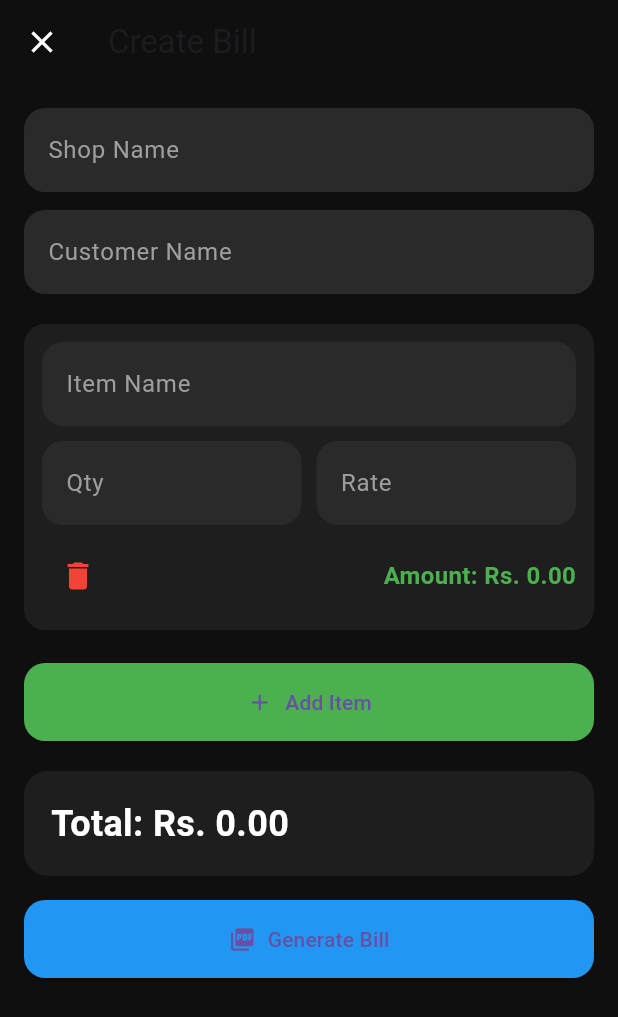
After one commit to Ashukla1998/Zeeper, a Flutter app: the screen it shows after launch, item 4 of the bottom bar chosen, after a tap on the "add" icon, on a phone screen of 412 x 824 dp. The commit adds this screen. Shown: the top 1017 px of the screen. Run offline on Flutter 3.47's test engine with Material 3 defaults, Android fonts, the phone set to English and light mode, and no system bars; our stand-ins replace hive, hive_flutter, pdf, printing; accounts and stored records are empty.

Commit message:
add basic bill

```diff
--- /dev/null
+++ b/lib/models/bill_model.dart
@@ -0,0 +1,9 @@
+class BillItem {
+  String item;
+  double qty;
+  double rate;
+
+  BillItem({required this.item, required this.qty, required this.rate});
+
+  double get amount => qty * rate;
+}
--- /dev/null
+++ b/lib/screens/bills_screen.dart
@@ -0,0 +1,37 @@
+import 'package:flutter/material.dart';
+
+import 'create_bill_screen.dart';
+
+class BillsScreen extends StatelessWidget {
+  const BillsScreen({super.key});
+
+  @override
+  Widget build(BuildContext context) {
+    return Scaffold(
+      backgroundColor: const Color(0xFF0F0F0F),
+
+      appBar: AppBar(
+        backgroundColor: Colors.transparent,
+        elevation: 0,
+        title: const Text("Bills"),
+      ),
+
+      floatingActionButton: FloatingActionButton(
+        backgroundColor: Colors.green,
+
+        onPressed: () {
+          Navigator.push(
+            context,
+            MaterialPageRoute(builder: (_) => const CreateBillScreen()),
+          );
+        },
+
+        child: const Icon(Icons.add),
+      ),
+
+      body: const Center(
+        child: Text("No Bills Yet", style: TextStyle(color: Colors.grey)),
+      ),
+    );
+  }
+}
--- /dev/null
+++ b/lib/screens/create_bill_screen.dart
@@ -0,0 +1,360 @@
+// create_bill_screen.dart
+
+import 'package:flutter/material.dart';
+import 'package:printing/printing.dart';
+
+import '../models/bill_model.dart';
+import '../services/pdf_service.dart';
+
+class CreateBillScreen extends StatefulWidget {
+  const CreateBillScreen({super.key});
+
+  @override
+  State<CreateBillScreen> createState() => _CreateBillScreenState();
+}
+
+class _CreateBillScreenState extends State<CreateBillScreen> {
+  final customerController = TextEditingController();
+
+  final shopController = TextEditingController();
+
+  List<BillItem> items = [BillItem(item: '', qty: 1, rate: 0)];
+
+  // TOTAL
+  double get total {
+    double sum = 0;
+
+    for (var item in items) {
+      sum += item.amount;
+    }
+
+    return sum;
+  }
+
+  // ADD NEW ROW
+  void addRow() {
+    setState(() {
+      items.add(BillItem(item: '', qty: 1, rate: 0));
+    });
+  }
+
+  // REMOVE ROW
+  void removeRow(int index) {
+    setState(() {
+      items.removeAt(index);
+    });
+  }
+
+  @override
+  Widget build(BuildContext context) {
+    return Scaffold(
+      backgroundColor: const Color(0xFF0F0F0F),
+
+      appBar: AppBar(
+        backgroundColor: Colors.transparent,
+
+        elevation: 0,
+
+        title: const Text("Create Bill"),
+
+        leading: IconButton(
+          icon: const Icon(Icons.close, color: Colors.white),
+
+          onPressed: () {
+            Navigator.pop(context);
+          },
+        ),
+      ),
+
+      body: SafeArea(
+        child: SingleChildScrollView(
+          keyboardDismissBehavior: ScrollViewKeyboardDismissBehavior.onDrag,
+
+          child: Padding(
+            padding: EdgeInsets.only(
+              left: 16,
+              right: 16,
+              top: 16,
+
+              bottom: MediaQuery.of(context).viewInsets.bottom + 20,
+            ),
+
+            child: Column(
+              children: [
+                // SHOP NAME
+                TextField(
+                  controller: shopController,
+
+                  style: const TextStyle(color: Colors.white),
+
+                  decoration: inputDecoration("Shop Name"),
+                ),
+
+                const SizedBox(height: 12),
+
+                // CUSTOMER NAME
+                TextField(
+                  controller: customerController,
+
+                  style: const TextStyle(color: Colors.white),
+
+                  decoration: inputDecoration("Customer Name"),
+                ),
+
+                const SizedBox(height: 20),
+
+                // ITEM LIST
+                ListView.builder(
+                  shrinkWrap: true,
+
+                  physics: const NeverScrollableScrollPhysics(),
+
+                  itemCount: items.length,
+
+                  itemBuilder: (context, index) {
+                    return itemRow(index);
+                  },
+                ),
+
+                const SizedBox(height: 10),
+
+                // ADD ITEM BUTTON
+                SizedBox(
+                  width: double.infinity,
+
+                  child: ElevatedButton.icon(
+                    onPressed: addRow,
+
+                    icon: const Icon(Icons.add),
+
+                    label: const Text("Add Item"),
+
+                    style: ElevatedButton.styleFrom(
+                      backgroundColor: Colors.green,
+
+                      padding: const EdgeInsets.symmetric(vertical: 16),
+
+                      shape: RoundedRectangleBorder(
+                        borderRadius: BorderRadius.circular(14),
+                      ),
+                    ),
+                  ),
+                ),
+
+                const SizedBox(height: 20),
+
+                // TOTAL
+                Container(
+                  width: double.infinity,
+
+                  padding: const EdgeInsets.all(18),
+
+                  decoration: BoxDecoration(
+                    color: const Color(0xFF1E1E1E),
+
+                    borderRadius: BorderRadius.circular(16),
+                  ),
+
+                  child: Text(
+                    "Total: Rs. ${total.toStringAsFixed(2)}",
+
+                    style: const TextStyle(
+                      color: Colors.white,
+
+                      fontSize: 24,
+
+                      fontWeight: FontWeight.bold,
+                    ),
+                  ),
+                ),
+
+                const SizedBox(height: 16),
+
+                // GENERATE BILL BUTTON
+                SizedBox(
+                  width: double.infinity,
+
+                  child: ElevatedButton.icon(
+                    onPressed: () async {
+                      // VALIDATION
+                      if (shopController.text.isEmpty) {
+                        ScaffoldMessenger.of(context).showSnackBar(
+                          const SnackBar(content: Text("Enter Shop Name")),
+                        );
+
+                        return;
+                      }
+
+                      if (customerController.text.isEmpty) {
+                        ScaffoldMessenger.of(context).showSnackBar(
+                          const SnackBar(content: Text("Enter Customer Name")),
+                        );
+
+                        return;
+                      }
+
+                      // GENERATE PDF
+                      final file = await PdfService.generateBill(
+                        shopName: shopController.text,
+
+                        customerName: customerController.text,
+
+                        items: items,
+
+                        total: total,
+                      );
+
+                      // OPEN PDF PREVIEW
+                      await Printing.layoutPdf(
+                        onLayout: (_) async {
+                          return await file.readAsBytes();
+                        },
+                      );
+                    },
+
+                    icon: const Icon(Icons.picture_as_pdf),
+
+                    label: const Text("Generate Bill"),
+
+                    style: ElevatedButton.styleFrom(
+                      backgroundColor: Colors.blue,
+
+                      padding: const EdgeInsets.symmetric(vertical: 16),
+
+                      shape: RoundedRectangleBorder(
+                        borderRadius: BorderRadius.circular(14),
+                      ),
+                    ),
+                  ),
+                ),
+
+                const SizedBox(height: 30),
+              ],
+            ),
+          ),
+        ),
+      ),
+    );
+  }
+
+  // ITEM ROW
+  Widget itemRow(int index) {
+    return Container(
+      margin: const EdgeInsets.only(bottom: 12),
+
+      padding: const EdgeInsets.all(12),
+
+      decoration: BoxDecoration(
+        color: const Color(0xFF1E1E1E),
+
+        borderRadius: BorderRadius.circular(14),
+      ),
+
+      child: Column(
+        children: [
+          // ITEM NAME
+          TextField(
+            style: const TextStyle(color: Colors.white),
+
+            decoration: inputDecoration("Item Name"),
+
+            onChanged: (v) {
+              items[index].item = v;
+            },
+          ),
+
+          const SizedBox(height: 10),
+
+          // QTY + RATE
+          Row(
+            children: [
+              Expanded(
+                child: TextField(
+                  keyboardType: TextInputType.number,
+
+                  style: const TextStyle(color: Colors.white),
+
+                  decoration: inputDecoration("Qty"),
+
+                  onChanged: (v) {
+                    items[index].qty = double.tryParse(v) ?? 0;
+
+                    setState(() {});
+                  },
+                ),
+              ),
+
+              const SizedBox(width: 10),
+
+              Expanded(
+                child: TextField(
+                  keyboardType: TextInputType.number,
+
+                  style: const TextStyle(color: Colors.white),
+
+                  decoration: inputDecoration("Rate"),
+
+                  onChanged: (v) {
+                    items[index].rate = double.tryParse(v) ?? 0;
+
+                    setState(() {});
+                  },
+                ),
+              ),
+            ],
+          ),
+
+          const SizedBox(height: 10),
+
+          // AMOUNT + DELETE
+          Row(
+            mainAxisAlignment: MainAxisAlignment.spaceBetween,
+
+            children: [
+              IconButton(
+                onPressed: () {
+                  if (items.length > 1) {
+                    removeRow(index);
+                  }
+                },
+
+                icon: const Icon(Icons.delete, color: Colors.red),
+              ),
+
+              Text(
+                "Amount: Rs. ${items[index].amount.toStringAsFixed(2)}",
+
+                style: const TextStyle(
+                  color: Colors.green,
+
+                  fontWeight: FontWeight.bold,
+
+                  fontSize: 16,
+                ),
+              ),
+            ],
+          ),
+        ],
+      ),
+    );
+  }
+
+  // INPUT DESIGN
+  InputDecoration inputDecoration(String hint) {
+    return InputDecoration(
+      hintText: hint,
+
+      hintStyle: const TextStyle(color: Colors.grey),
+
+      filled: true,
+
+      fillColor: const Color(0xFF2A2A2A),
+
+      border: OutlineInputBorder(
+        borderRadius: BorderRadius.circular(14),
+
+        borderSide: BorderSide.none,
+      ),
+    );
+  }
+}
--- a/lib/screens/main_screen.dart
+++ b/lib/screens/main_screen.dart
@@ -1,60 +1,10 @@
-// import 'package:flutter/material.dart';
-// import 'calculator_screen.dart';
-// import 'dashboard_screen.dart';
-// import 'history_screen.dart';
-
-// class MainScreen extends StatefulWidget {
-//   const MainScreen({super.key});
-
-//   @override
-//   _MainScreenState createState() => _MainScreenState();
-// }
-
-// class _MainScreenState extends State<MainScreen> {
-//   int selectedIndex = 0;
-
-//   List<Map<String, dynamic>> transactions = [];
-
-//   void addTransaction(double amount, String type) {
-//     setState(() {
-//       transactions.add({
-//         "amount": amount,
-//         "type": type,
-//         "date": DateTime.now(),
-//       });
-//     });
-//   }
-
-//   @override
-//   Widget build(BuildContext context) {
-//     final screens = [
-//       CalculatorScreen(onAdd: addTransaction),
-//       DashboardScreen(transactions: transactions),
-//       HistoryScreen(transactions: transactions),
-//     ];
-
-//     return Scaffold(
-//       body: screens[selectedIndex],
-//       bottomNavigationBar: BottomNavigationBar(
-//         currentIndex: selectedIndex,
-//         onTap: (i) => setState(() => selectedIndex = i),
-//         items: const [
-//           BottomNavigationBarItem(icon: Icon(Icons.calculate), label: "Calc"),
-//           BottomNavigationBarItem(icon: Icon(Icons.dashboard), label: "Dash"),
-//           BottomNavigationBarItem(icon: Icon(Icons.list), label: "History"),
-//         ],
-//       ),
-//     );
-//   }
-// }
-// main_screen.dart
-
 import 'package:flutter/material.dart';
 import 'package:hive/hive.dart';
 
 import 'calculator_screen.dart';
 import 'dashboard_screen.dart';
 import 'history_screen.dart';
+import 'bills_screen.dart';
 
 class MainScreen extends StatefulWidget {
   const MainScreen({super.key});
@@ -129,6 +79,8 @@ class _MainScreenState extends State<MainScreen> {
       DashboardScreen(transactions: transactions),
 
       HistoryScreen(transactions: transactions, onDelete: deleteTransaction),
+
+      BillsScreen(),
     ];
 
     return Scaffold(
@@ -150,10 +102,12 @@ class _MainScreenState extends State<MainScreen> {
 
         items: const [
           BottomNavigationBarItem(icon: Icon(Icons.calculate), label: "Calc"),
-
           BottomNavigationBarItem(icon: Icon(Icons.dashboard), label: "Dash"),
-
           BottomNavigationBarItem(icon: Icon(Icons.list), label: "History"),
+          BottomNavigationBarItem(
+            icon: Icon(Icons.receipt_long),
+            label: "Bills",
+          ),
         ],
       ),
     );
--- a/pubspec.yaml
+++ b/pubspec.yaml
@@ -20,6 +20,10 @@ dependencies:
   # LOCAL DATABASE
   hive: ^2.2.3
   hive_flutter: ^1.1.0
+  pdf: ^3.12.0
+  printing: ^5.14.3
+  path_provider: ^2.1.5
+  permission_handler: ^12.0.1
 
 dev_dependencies:
   flutter_test:
```
Also changed, not shown: lib/services/pdf_service.dart (added, +162 -0 lines), lib/widgets/bill_item_row.dart (added), pubspec.lock, 6 other files.
